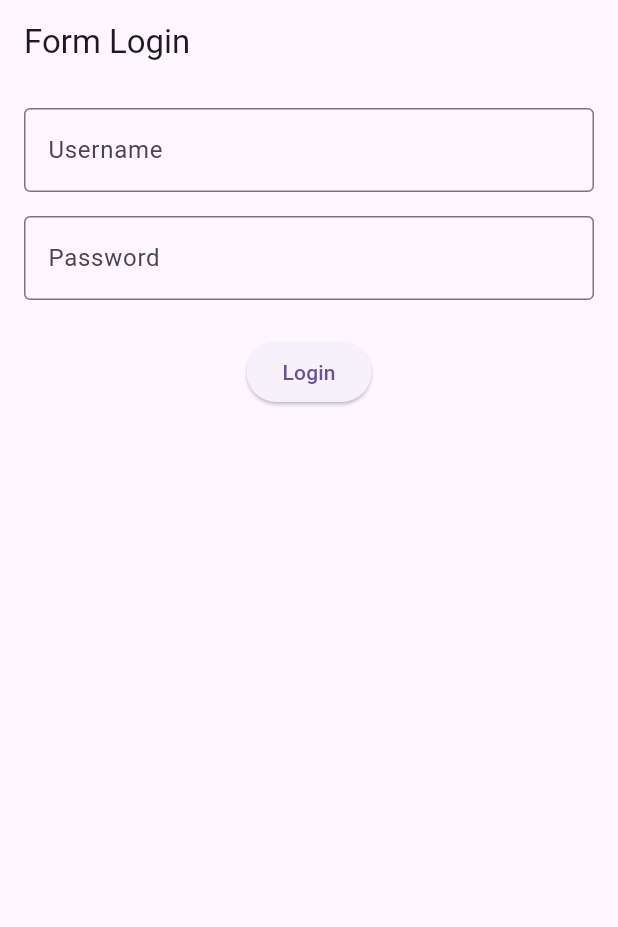
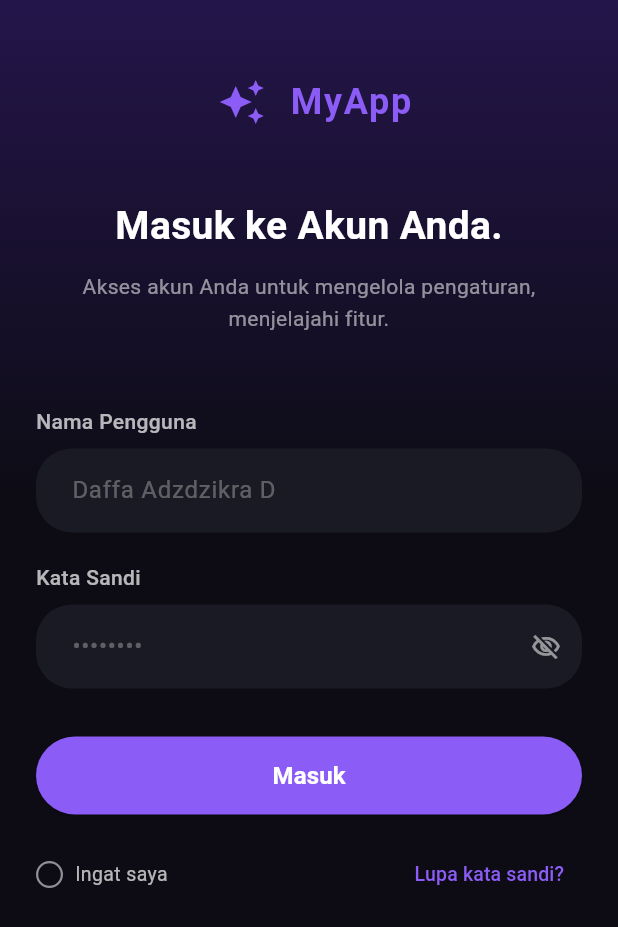
Before and after one commit to d4ff4ad/pertemuan6_2306082, a Flutter app: the screen it shows after launch, on a phone screen of 412 x 824 dp. Shown: the top 927 px of the screen. Run offline on Flutter 3.47's test engine with Material 3 defaults, Android fonts, the phone set to English and light mode, and no system bars.

Commit message:
feat: implement login and home pages with authentication navigation flow

```diff
--- a/lib/main.dart
+++ b/lib/main.dart
@@ -1,4 +1,5 @@
 import 'package:flutter/material.dart';
+import 'pages/login_page.dart';
 
 void main() {
   runApp(const MyApp());
@@ -9,101 +10,14 @@ class MyApp extends StatelessWidget {
 
   @override
   Widget build(BuildContext context) {
-    return const MaterialApp(
-      debugShowCheckedModeBanner:
-          false,
-      home: LoginPage(),
+    return MaterialApp(
+      title: 'Aplikasi Pertemuan 6',
+      debugShowCheckedModeBanner: false,
+      theme: ThemeData(
+        colorScheme: ColorScheme.fromSeed(seedColor: Colors.deepPurple),
+        useMaterial3: true,
+      ),
+      home: const LoginPage(),
     );
   }
 }
-
-class LoginPage extends StatefulWidget {
-  const LoginPage({super.key});
-
-  @override
-  State<LoginPage> createState() => _LoginPageState();
-}
-
-class _LoginPageState extends State<LoginPage> {
-
-  final _formKey = GlobalKey<FormState>();
-  final TextEditingController usernameController = TextEditingController();
-  final TextEditingController passwordController = TextEditingController();
-
-
-  @override
-  void dispose() {
-    usernameController.dispose();
-    passwordController.dispose();
-    super.dispose();
-  }
-
-  void login() {
-    if (_formKey.currentState!.validate()) {
-      String username = usernameController.text;
-      ScaffoldMessenger.of(
-        context,
-      ).showSnackBar(SnackBar(content: Text("Login berhasil: $username")));
-    }
-  }
-
-  @override
-  Widget build(BuildContext context) {
-    return Scaffold(
-      appBar: AppBar(title: const Text("Form Login")),
-      body: Padding(
-        padding: const EdgeInsets.all(16),
-        child: Form(
-          key: _formKey,
-          child: Column(
-            children: [
-              TextFormField(
-                controller: usernameController,
-                decoration: const InputDecoration(
-                  labelText: "Username",
-                  border: OutlineInputBorder(),
-                ),
-                validator: (value) {
-                  if (value == null || value.isEmpty) {
-                    return "Username wajib diisi";
-                  }
-                  if (value.length < 4) {
-                    return "Minimal 4 Huruf";
-                  }
-                  return null;
-                },
-              ),
-
-              const SizedBox(height: 16),
-              TextFormField(
-                controller: passwordController,
-                obscureText:
-                    true,
-                decoration: const InputDecoration(
-                  labelText: "Password",
-                  border: OutlineInputBorder(),
-                ),
-                validator: (value) {
-                  if (value == null || value.isEmpty) {
-                    return "Password wajib diisi";
-                  }
-                  if (value.length < 4) {
-                    return "Minimal 4 Huruf";
-                  }
-                  return null;
-                },
-              ),
-              const SizedBox(height: 24),
-              ElevatedButton(
-                onPressed: login,
-                child: const Text(
-                  "Login",
-                ),
-              ),
-            ],
-          ),
-        ),
-      ),
-    );
-  }
-}
--- /dev/null
+++ b/lib/pages/login_page.dart
@@ -0,0 +1,298 @@
+import 'package:flutter/material.dart';
+import 'home_page.dart';
+
+class LoginPage extends StatefulWidget {
+  const LoginPage({super.key});
+
+  @override
+  State<LoginPage> createState() => _LoginPageState();
+}
+
+class _LoginPageState extends State<LoginPage> {
+  final _formKey = GlobalKey<FormState>();
+  final TextEditingController usernameController = TextEditingController();
+  final TextEditingController passwordController = TextEditingController();
+  bool _obscureText = true;
+  bool _rememberMe = false;
+
+  @override
+  void dispose() {
+    usernameController.dispose();
+    passwordController.dispose();
+    super.dispose();
+  }
+
+  void login() {
+    if (_formKey.currentState!.validate()) {
+      String username = usernameController.text;
+
+      ScaffoldMessenger.of(context).showSnackBar(
+        SnackBar(
+          content: Text("Login berhasil: $username"),
+          backgroundColor: const Color(0xFF8B5CF6),
+          behavior: SnackBarBehavior.floating,
+          shape: RoundedRectangleBorder(
+            borderRadius: BorderRadius.circular(10),
+          ),
+        ),
+      );
+
+      // Navigate to HomePage
+      Navigator.pushReplacement(
+        context,
+        MaterialPageRoute(
+          builder: (context) => HomePage(username: username),
+        ),
+      );
+    }
+  }
+
+  Widget _buildLabel(String text) {
+    return Padding(
+      padding: const EdgeInsets.only(bottom: 8.0),
+      child: Text(
+        text,
+        style: const TextStyle(
+          color: Colors.white70,
+          fontSize: 14,
+          fontWeight: FontWeight.w500,
+        ),
+      ),
+    );
+  }
+
+  @override
+  Widget build(BuildContext context) {
+    return Scaffold(
+      backgroundColor: const Color(0xFF0F0C29),
+      body: Container(
+        width: double.infinity,
+        height: double.infinity,
+        decoration: const BoxDecoration(
+          gradient: LinearGradient(
+            begin: Alignment.topCenter,
+            end: Alignment.bottomCenter,
+            colors: [
+              Color(0xFF24154A), // Deep purple top
+              Color(0xFF0D0C15), // Very dark bottom
+            ],
+            stops: [0.0, 0.4],
+          ),
+        ),
+        child: SafeArea(
+          child: SingleChildScrollView(
+            padding: const EdgeInsets.all(24.0),
+            child: Form(
+              key: _formKey,
+              child: Column(
+                crossAxisAlignment: CrossAxisAlignment.start,
+                children: [
+                  const SizedBox(height: 20),
+                  // Logo Placeholder
+                  Center(
+                    child: Row(
+                      mainAxisAlignment: MainAxisAlignment.center,
+                      children: [
+                        Container(
+                          padding: const EdgeInsets.all(8),
+                          child: const Icon(
+                            Icons.auto_awesome, // Placeholder for the whale logo
+                            color: Color(0xFF8B5CF6),
+                            size: 32,
+                          ),
+                        ),
+                        const SizedBox(width: 8),
+                        const Text(
+                          "MyApp",
+                          style: TextStyle(
+                            color: Color(0xFF8B5CF6),
+                            fontSize: 24,
+                            fontWeight: FontWeight.bold,
+                            letterSpacing: 1.2,
+                          ),
+                        ),
+                      ],
+                    ),
+                  ),
+                  const SizedBox(height: 40),
+
+                  // Headings
+                  const Center(
+                    child: Text(
+                      "Masuk ke Akun Anda.",
+                      style: TextStyle(
+                        fontSize: 26,
+                        fontWeight: FontWeight.bold,
+                        color: Colors.white,
+                      ),
+                    ),
+                  ),
+                  const SizedBox(height: 12),
+                  const Center(
+                    child: Text(
+                      "Akses akun Anda untuk mengelola pengaturan,\nmenjelajahi fitur.",
+                      textAlign: TextAlign.center,
+                      style: TextStyle(
+                        fontSize: 14,
+                        color: Colors.white54,
+                        height: 1.5,
+                      ),
+                    ),
+                  ),
+
+                  const SizedBox(height: 48),
+
+                  // Email/Username Field
+                  _buildLabel("Nama Pengguna"),
+                  TextFormField(
+                    controller: usernameController,
+                    style: const TextStyle(color: Colors.white),
+                    decoration: InputDecoration(
+                      hintText: "Daffa Adzdzikra D",
+                      hintStyle: const TextStyle(color: Colors.white30),
+                      filled: true,
+                      fillColor: const Color(0xFF1A1A24),
+                      border: OutlineInputBorder(
+                        borderRadius: BorderRadius.circular(24),
+                        borderSide: BorderSide.none,
+                      ),
+                      contentPadding: const EdgeInsets.symmetric(horizontal: 20, vertical: 16),
+                    ),
+                    validator: (value) {
+                      if (value == null || value.isEmpty) {
+                        return "Wajib diisi";
+                      }
+                      if (value.length < 4) {
+                        return "Minimal 4 karakter";
+                      }
+                      return null;
+                    },
+                  ),
+
+                  const SizedBox(height: 20),
+
+                  // Password Field
+                  _buildLabel("Kata Sandi"),
+                  TextFormField(
+                    controller: passwordController,
+                    obscureText: _obscureText,
+                    style: const TextStyle(color: Colors.white),
+                    decoration: InputDecoration(
+                      hintText: "••••••••",
+                      hintStyle: const TextStyle(color: Colors.white30),
+                      filled: true,
+                      fillColor: const Color(0xFF1A1A24),
+                      border: OutlineInputBorder(
+                        borderRadius: BorderRadius.circular(24),
+                        borderSide: BorderSide.none,
+                      ),
+                      contentPadding: const EdgeInsets.symmetric(horizontal: 20, vertical: 16),
+                      suffixIcon: IconButton(
+                        icon: Icon(
+                          _obscureText ? Icons.visibility_off_outlined : Icons.visibility_outlined,
+                          color: Colors.white54,
+                          size: 20,
+                        ),
+                        onPressed: () {
+                          setState(() {
+                            _obscureText = !_obscureText;
+                          });
+                        },
+                      ),
+                    ),
+                    validator: (value) {
+                      if (value == null || value.isEmpty) {
+                        return "Kata sandi wajib diisi";
+                      }
+                      if (value.length < 4) {
+                        return "Minimal 4 karakter";
+                      }
+                      return null;
+                    },
+                  ),
+
+                  const SizedBox(height: 32),
+
+                  // Login Button
+                  SizedBox(
+                    width: double.infinity,
+                    height: 52,
+                    child: ElevatedButton(
+                      onPressed: login,
+                      style: ElevatedButton.styleFrom(
+                        backgroundColor: const Color(0xFF8B5CF6), // Purple button color
+                        foregroundColor: Colors.white,
+                        shape: RoundedRectangleBorder(
+                          borderRadius: BorderRadius.circular(26),
+                        ),
+                      ),
+                      child: const Text(
+                        "Masuk",
+                        style: TextStyle(
+                          fontSize: 16,
+                          fontWeight: FontWeight.w600,
+                        ),
+                      ),
+                    ),
+                  ),
+
+                  const SizedBox(height: 16),
+
+                  // Remember me & Forgot Password
+                  Row(
+                    mainAxisAlignment: MainAxisAlignment.spaceBetween,
+                    children: [
+                      Row(
+                        children: [
+                          GestureDetector(
+                            onTap: () {
+                              setState(() {
+                                _rememberMe = !_rememberMe;
+                              });
+                            },
+                            child: Container(
+                              width: 18,
+                              height: 18,
+                              decoration: BoxDecoration(
+                                shape: BoxShape.circle,
+                                border: Border.all(
+                                  color: _rememberMe ? const Color(0xFF8B5CF6) : Colors.white54,
+                                  width: 1.5,
+                                ),
+                              ),
+                              child: _rememberMe
+                                  ? const Center(
+                                      child: Icon(Icons.circle, size: 10, color: Color(0xFF8B5CF6)),
+                                    )
+                                  : null,
+                            ),
+                          ),
+                          const SizedBox(width: 8),
+                          const Text(
+                            "Ingat saya",
+                            style: TextStyle(color: Colors.white70, fontSize: 13),
+                          ),
+                        ],
+                      ),
+                      TextButton(
+                        onPressed: () {},
+                        child: const Text(
+                          "Lupa kata sandi?",
+                          style: TextStyle(
+                            color: Color(0xFF8B5CF6),
+                            fontSize: 13,
+                          ),
+                        ),
+                      ),
+                    ],
+                  ),
+
+                ],
+              ),
+            ),
+          ),
+        ),
+      ),
+    );
+  }
+}
```
Also changed, not shown: lib/pages/home_page.dart (added, +101 -0 lines), image-1.png (added), image-2.png (added), image-3.png (added), 1 other file.
